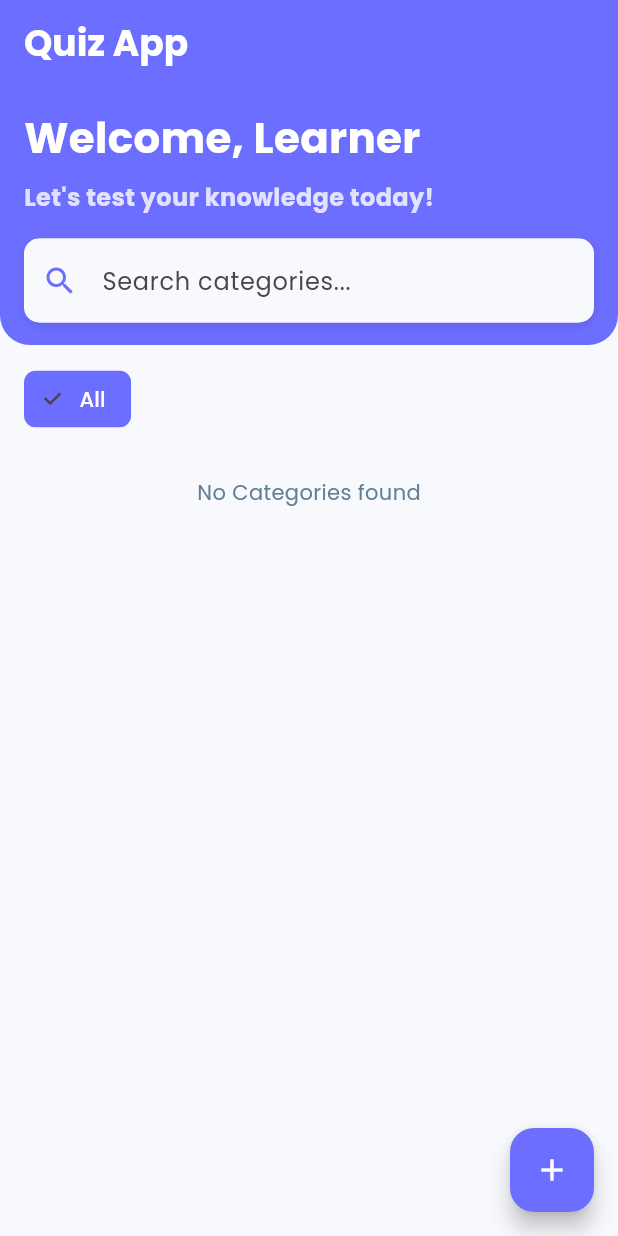
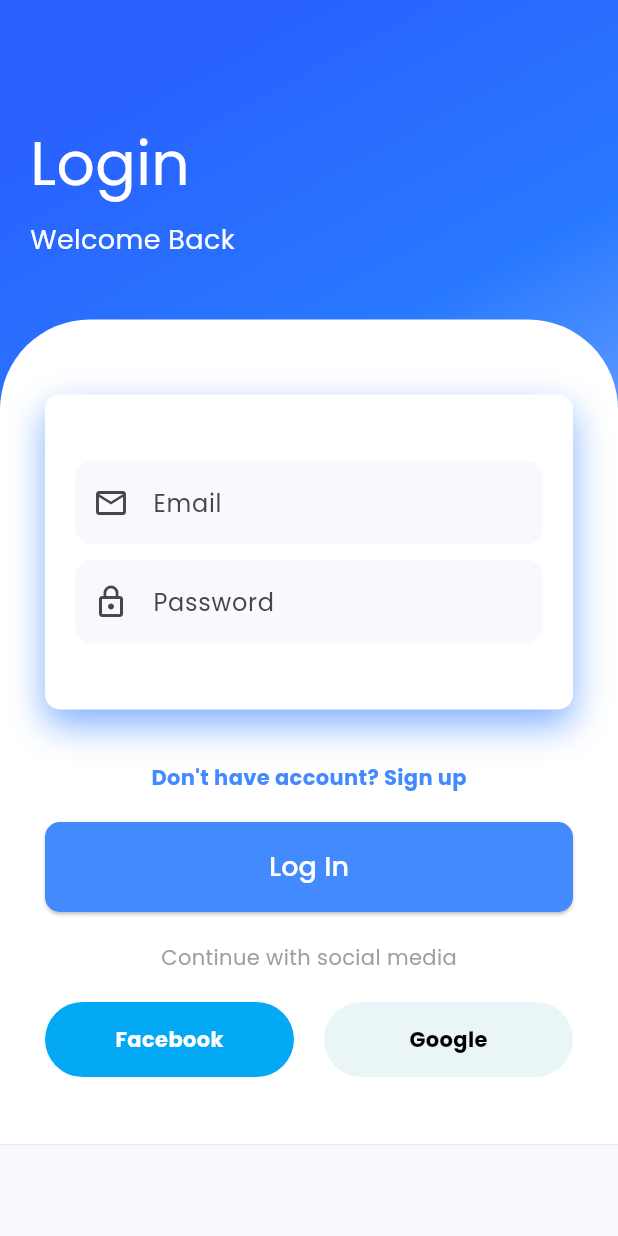
Before and after one commit to HND03/quiz_app, a Flutter app: the screen it shows after launch, on a phone screen of 412 x 824 dp. Run offline on Flutter 3.47's test engine with Material 3 defaults, Android fonts, the phone set to English and light mode, and no system bars; our stand-ins replace cloud_firestore, firebase_auth, firebase_core, flutter_animate, google_fonts, percent_indicator; accounts and stored records are empty.

Commit message:
Login Screen

```diff
--- a/lib/main.dart
+++ b/lib/main.dart
@@ -1,13 +1,18 @@
+import 'package:firebase_auth/firebase_auth.dart';
 import 'package:flutter/material.dart';
 import 'package:firebase_core/firebase_core.dart';
 import 'package:quiz_app/theme/theme.dart';
 import 'package:quiz_app/view/admin/admin_home_screen.dart';
 import 'package:quiz_app/view/user/home_screen.dart';
+import 'package:quiz_app/view/user/login_screen.dart';
 import 'firebase_options.dart';
 
 Future<void> main() async {
   WidgetsFlutterBinding.ensureInitialized();
   await Firebase.initializeApp(options: DefaultFirebaseOptions.currentPlatform);
+
+  await FirebaseAuth.instance.signOut();
+
   runApp(const MyApp());
 }
 
@@ -20,7 +25,31 @@ class MyApp extends StatelessWidget {
       debugShowCheckedModeBanner: false,
       title: "Quiz App",
       theme: AppTheme.theme,
-      home: HomeScreen(),
+      home: const AuthWrapper(),
     );
   }
 }
+class AuthWrapper extends StatelessWidget {
+  const AuthWrapper({super.key});
+
+  @override
+  Widget build(BuildContext context) {
+    return StreamBuilder<User?>(
+      stream: FirebaseAuth.instance.authStateChanges(),
+      builder: (context, snapshot) {
+        // Khi đang chờ Firebase xác thực
+        if (snapshot.connectionState == ConnectionState.waiting) {
+          return const Scaffold(
+            body: Center(child: CircularProgressIndicator()),
+          );
+        }
+
+        // Nếu chưa đăng nhập thì về màn hình Login
+        if (!snapshot.hasData) {
+          return const LoginScreen();
+        }
+        return const HomeScreen();
+      },
+    );
+  }
+}
--- a/lib/model/authsevice.dart
+++ b/lib/model/authsevice.dart
@@ -3,37 +3,38 @@ import 'package:firebase_auth/firebase_auth.dart';
 class AuthService {
   final FirebaseAuth _auth = FirebaseAuth.instance;
 
-  //Follow User Status
-  Stream<User?> get userChanges => _auth.authStateChanges();
-
-  //SignUp
+  // SignUp
   Future<User?> signUp(String email, String password) async {
     try {
-      final userCredential = await _auth.createUserWithEmailAndPassword(
+      UserCredential userCredential =
+      await _auth.createUserWithEmailAndPassword(
         email: email,
         password: password,
       );
       return userCredential.user;
     } on FirebaseAuthException catch (e) {
-      throw e.message ?? 'SignUp Failed. Please Try Again.';
+      throw Exception(e.message);
     }
   }
 
-  //SignIn
+  // SignIn
   Future<User?> signIn(String email, String password) async {
     try {
-      final userCredential = await _auth.signInWithEmailAndPassword(
+      UserCredential userCredential = await _auth.signInWithEmailAndPassword(
         email: email,
         password: password,
       );
       return userCredential.user;
     } on FirebaseAuthException catch (e) {
-      throw e.message ?? 'Login Failed. Please Check Your Information Again.';
+      throw Exception(e.message);
     }
   }
 
-  //Logout
+  // LogOut
   Future<void> signOut() async {
     await _auth.signOut();
   }
+
+  // Get current user
+  User? get currentUser => _auth.currentUser;
 }
--- /dev/null
+++ b/lib/view/user/login_screen.dart
@@ -0,0 +1,253 @@
+import 'package:firebase_auth/firebase_auth.dart';
+import 'package:flutter/material.dart';
+import 'package:quiz_app/theme/theme.dart';
+import 'package:quiz_app/view/user/signup_screen.dart';
+
+import '../../model/authsevice.dart';
+import '../admin/admin_home_screen.dart';
+import 'home_screen.dart';
+
+class LoginScreen extends StatefulWidget {
+  const LoginScreen({super.key});
+
+  @override
+  State<LoginScreen> createState() => _LoginScreenState();
+}
+
+class _LoginScreenState extends State<LoginScreen> {
+  final _formKey = GlobalKey<FormState>();
+  final _emailController = TextEditingController();
+  final _passwordController = TextEditingController();
+  final AuthService _authService = AuthService();
+
+  bool _isLoading = false;
+
+  Future<void> _login() async {
+    final form = _formKey.currentState;
+    if (form == null || !form.validate()) return;
+
+    // 2. Bắt đầu loading
+    setState(() => _isLoading = true);
+
+    User? user; // Tạo một biến để giữ người dùng
+
+    // 3. Thực hiện đăng nhập và xử lý lỗi
+    try {
+      user = await _authService.signIn(
+        _emailController.text.trim(),
+        _passwordController.text.trim(),
+      );
+    } on FirebaseAuthException catch (e) {
+      ScaffoldMessenger.of(
+        context,
+      ).showSnackBar(SnackBar(content: Text(e.message ?? "Login failed.")));
+    } catch (e) {
+      ScaffoldMessenger.of(context).showSnackBar(
+        SnackBar(content: Text(e.toString().replaceAll('Exception: ', ''))),
+      );
+    } finally {
+      // 4. Luôn dừng loading dù thành công hay thất bại
+      if (mounted) {
+        // Kiểm tra xem widget còn tồn tại không
+        setState(() => _isLoading = false);
+      }
+    }
+  }
+
+  @override
+  Widget build(BuildContext context) {
+    return Scaffold(
+      body: Container(
+        width: double.infinity,
+        decoration: BoxDecoration(
+          gradient: LinearGradient(
+            begin: Alignment.topCenter,
+            colors: [
+              Colors.blueAccent[700]!,
+              Colors.blueAccent[400]!,
+              Colors.blueAccent[100]!,
+            ],
+          ),
+        ),
+        child: SingleChildScrollView(
+          child: Column(
+            crossAxisAlignment: CrossAxisAlignment.start,
+            children: <Widget>[
+              SizedBox(height: 60),
+              Padding(
+                padding: EdgeInsets.all(20),
+                child: Column(
+                  crossAxisAlignment: CrossAxisAlignment.start,
+                  children: <Widget>[
+                    Text(
+                      "Login",
+                      style: TextStyle(color: Colors.white, fontSize: 40),
+                    ),
+                    SizedBox(height: 10),
+                    Text(
+                      "Welcome Back",
+                      style: TextStyle(color: Colors.white, fontSize: 18),
+                    ),
+                  ],
+                ),
+              ),
+              const SizedBox(height: 20),
+              Container(
+                height: 550,
+                decoration: BoxDecoration(
+                  color: Colors.white,
+                  borderRadius: BorderRadius.only(
+                    topLeft: Radius.circular(60),
+                    topRight: Radius.circular(60),
+                  ),
+                ),
+                child: Padding(
+                  padding: const EdgeInsets.all(30),
+                  child: Form(
+                    key: _formKey,
+                    child: Column(
+                      children: <Widget>[
+                        const SizedBox(height: 20),
+                        Container(
+                          height: 210,
+                          padding: const EdgeInsets.all(20),
+                          decoration: BoxDecoration(
+                            color: Colors.white,
+                            borderRadius: BorderRadius.circular(10),
+                            boxShadow: const [
+                              BoxShadow(
+                                color: Color.fromRGBO(130, 177, 255, 1.0),
+                                blurRadius: 20,
+                                offset: Offset(0, 10),
+                              ),
+                            ],
+                          ),
+                          child: Column(
+                            mainAxisAlignment: MainAxisAlignment.center,
+                            children: <Widget>[
+                              TextFormField(
+                                controller: _emailController,
+                                decoration: const InputDecoration(
+                                  labelText: 'Email',
+                                  prefixIcon: Icon(Icons.email_outlined),
+                                  border: OutlineInputBorder(),
+                                ),
+                                validator: (value) => value!.isEmpty
+                                    ? 'Please enter your email'
+                                    : null,
+                              ),
+                              const SizedBox(height: 10),
+                              TextFormField(
+                                controller: _passwordController,
+                                obscureText: true,
+                                decoration: const InputDecoration(
+                                  labelText: 'Password',
+                                  prefixIcon: Icon(Icons.lock_outline),
+                                  border: OutlineInputBorder(),
+                                ),
+                                validator: (value) => value!.isEmpty
+                                    ? 'Please enter your password'
+                                    : null,
+                              ),
+                            ],
+                          ),
+                        ),
+                        const SizedBox(height: 35),
+                        GestureDetector(
+                          onTap: () {
+                            Navigator.push(
+                              context,
+                              MaterialPageRoute(
+                                builder: (_) => const SignupScreen(),
+                              ),
+                            );
+                          },
+                          child: const Text(
+                            "Don't have account? Sign up",
+                            style: TextStyle(
+                              color: Colors.blueAccent,
+                              fontWeight: FontWeight.bold,
+                            ),
+                          ),
+                        ),
+                        const SizedBox(height: 20),
+                        SizedBox(
+                          width: double.infinity,
+                          height: 60,
+                          child: ElevatedButton(
+                            onPressed: _isLoading ? null : _login,
+                            style: ElevatedButton.styleFrom(
+                              backgroundColor: Colors.blueAccent,
+                              shape: RoundedRectangleBorder(
+                                borderRadius: BorderRadius.circular(10),
+                              ),
+                            ),
+                            child: _isLoading
+                                ? const CircularProgressIndicator(
+                                    color: Colors.white,
+                                  )
+                                : const Text(
+                                    'Log In',
+                                    style: TextStyle(fontSize: 18),
+                                  ),
+                          ),
+                        ),
+                        const SizedBox(height: 20),
+                        Text(
+                          "Continue with social media",
+                          style: TextStyle(color: Colors.grey),
+                        ),
+                        const SizedBox(height: 20),
+                        Row(
+                          children: <Widget>[
+                            Expanded(
+                              child: Container(
+                                height: 50,
+                                decoration: BoxDecoration(
+                                  borderRadius: BorderRadius.circular(50),
+                                  color: Colors.lightBlue,
+                                ),
+                                child: Center(
+                                  child: Text(
+                                    "Facebook",
+                                    style: TextStyle(
+                                      color: Colors.white,
+                                      fontWeight: FontWeight.bold,
+                                    ),
+                                  ),
+                                ),
+                              ),
+                            ),
+                            SizedBox(width: 20),
+                            Expanded(
+                              child: Container(
+                                height: 50,
+                                decoration: BoxDecoration(
+                                  borderRadius: BorderRadius.circular(50),
+                                  color: Color.fromRGBO(234, 245, 248, 1.0),
+                                ),
+                                child: Center(
+                                  child: Text(
+                                    "Google",
+                                    style: TextStyle(
+                                      color: Colors.black,
+                                      fontWeight: FontWeight.bold,
+                                    ),
+                                  ),
+                                ),
+                              ),
+                            ),
+                          ],
+                        ),
+                      ],
+                    ),
+                  ),
+                ),
+              ),
+            ],
+          ),
+        ),
+      ),
+    );
+  }
+}
--- /dev/null
+++ b/lib/view/user/signup_screen.dart
@@ -0,0 +1,15 @@
+import 'package:flutter/material.dart';
+
+class SignupScreen extends StatefulWidget {
+  const SignupScreen({super.key});
+
+  @override
+  State<SignupScreen> createState() => _SignupScreenState();
+}
+
+class _SignupScreenState extends State<SignupScreen> {
+  @override
+  Widget build(BuildContext context) {
+    return Scaffold();
+  }
+}
```
